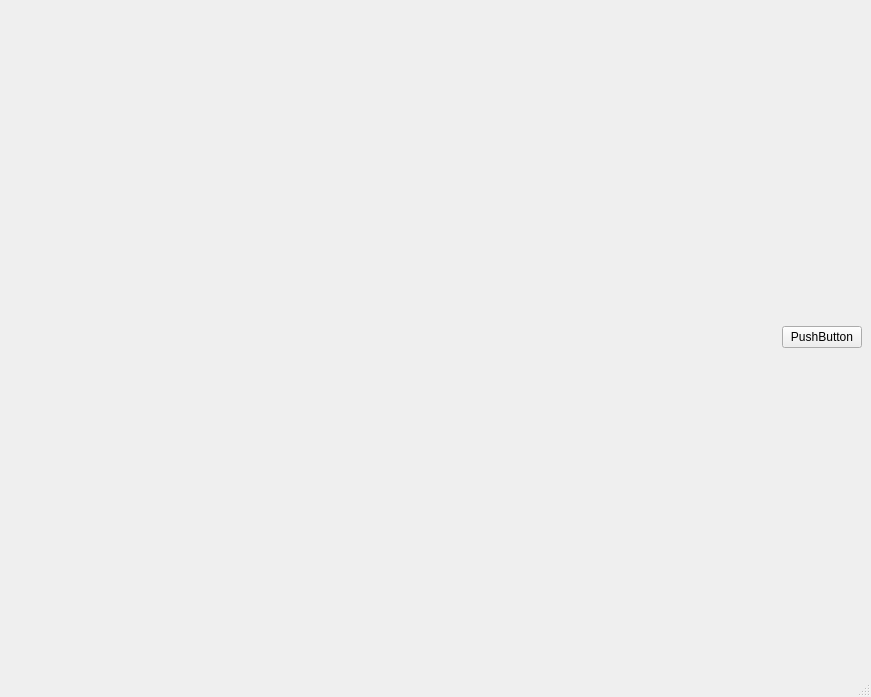
Before: the Qt Designer form trade_monitor/trade_monitor/gapfill_heatmap.ui in takkin-takilog/namake-trader, drawn with Qt 5.
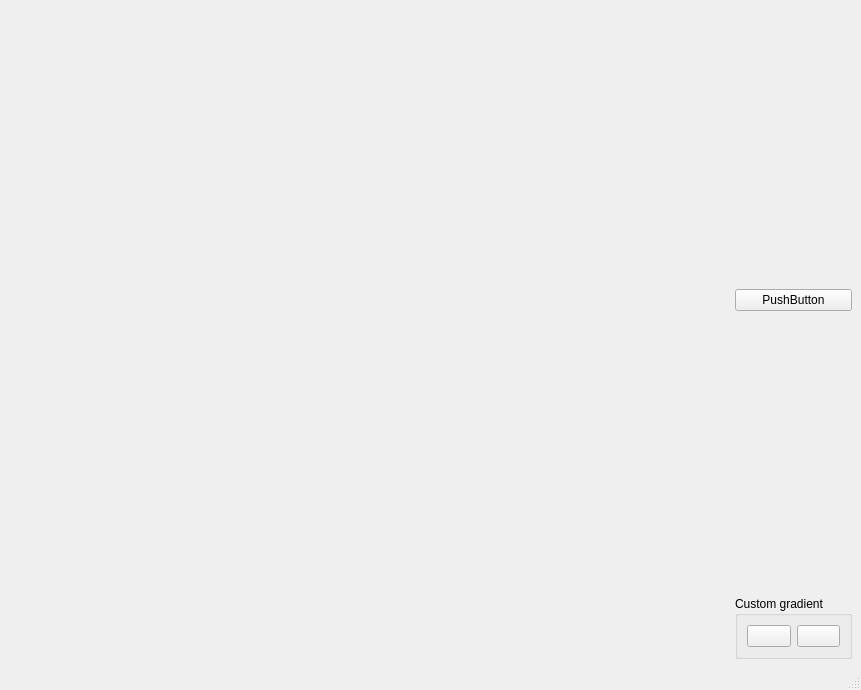
After: the same form once the commit is applied.

The edit to the form file:
```diff
--- a/trade_monitor/trade_monitor/gapfill_heatmap.ui
+++ b/trade_monitor/trade_monitor/gapfill_heatmap.ui
@@ -6,15 +6,15 @@
    <rect>
     <x>0</x>
     <y>0</y>
-    <width>871</width>
-    <height>697</height>
+    <width>861</width>
+    <height>690</height>
    </rect>
   </property>
   <property name="windowTitle">
    <string>qmainwindow</string>
   </property>
   <widget class="QWidget" name="centralwidget">
-   <layout class="QHBoxLayout" name="horizontalLayout">
+   <layout class="QHBoxLayout" name="horizontalLayout_3">
     <item>
      <widget class="QWidget" name="widget" native="true">
       <property name="sizePolicy">
@@ -26,11 +26,128 @@
      </widget>
     </item>
     <item>
-     <widget class="QPushButton" name="pushButton">
-      <property name="text">
-       <string>PushButton</string>
-      </property>
-     </widget>
+     <layout class="QVBoxLayout" name="verticalLayout">
+      <item>
+       <spacer name="verticalSpacer">
+        <property name="orientation">
+         <enum>Qt::Vertical</enum>
+        </property>
+        <property name="sizeHint" stdset="0">
+         <size>
+          <width>20</width>
+          <height>40</height>
+         </size>
+        </property>
+       </spacer>
+      </item>
+      <item>
+       <widget class="QPushButton" name="pushButton">
+        <property name="text">
+         <string>PushButton</string>
+        </property>
+       </widget>
+      </item>
+      <item>
+       <spacer name="verticalSpacer_2">
+        <property name="orientation">
+         <enum>Qt::Vertical</enum>
+        </property>
+        <property name="sizeHint" stdset="0">
+         <size>
+          <width>20</width>
+          <height>40</height>
+         </size>
+        </property>
+       </spacer>
+      </item>
+      <item>
+       <widget class="QGroupBox" name="groupBox_CustomGradient">
+        <property name="sizePolicy">
+         <sizepolicy hsizetype="Preferred" vsizetype="Preferred">
+          <horstretch>0</horstretch>
+          <verstretch>0</verstretch>
+         </sizepolicy>
+        </property>
+        <property name="minimumSize">
+         <size>
+          <width>0</width>
+          <height>0</height>
+         </size>
+        </property>
+        <property name="title">
+         <string>Custom gradient</string>
+        </property>
+        <layout class="QHBoxLayout" name="horizontalLayout_2">
+         <item>
+          <layout class="QHBoxLayout" name="horizontalLayout">
+           <item>
+            <widget class="QPushButton" name="pushButton_gradientBtoYPB">
+             <property name="sizePolicy">
+              <sizepolicy hsizetype="Preferred" vsizetype="Preferred">
+               <horstretch>0</horstretch>
+               <verstretch>0</verstretch>
+              </sizepolicy>
+             </property>
+             <property name="minimumSize">
+              <size>
+               <width>0</width>
+               <height>0</height>
+              </size>
+             </property>
+             <property name="baseSize">
+              <size>
+               <width>0</width>
+               <height>0</height>
+              </size>
+             </property>
+             <property name="text">
+              <string/>
+             </property>
+             <property name="iconSize">
+              <size>
+               <width>24</width>
+               <height>100</height>
+              </size>
+             </property>
+            </widget>
+           </item>
+           <item>
+            <widget class="QPushButton" name="pushButton_gradientGtoRPB">
+             <property name="sizePolicy">
+              <sizepolicy hsizetype="Preferred" vsizetype="Preferred">
+               <horstretch>0</horstretch>
+               <verstretch>0</verstretch>
+              </sizepolicy>
+             </property>
+             <property name="minimumSize">
+              <size>
+               <width>0</width>
+               <height>0</height>
+              </size>
+             </property>
+             <property name="baseSize">
+              <size>
+               <width>0</width>
+               <height>0</height>
+              </size>
+             </property>
+             <property name="text">
+              <string/>
+             </property>
+             <property name="iconSize">
+              <size>
+               <width>24</width>
+               <height>100</height>
+              </size>
+             </property>
+            </widget>
+           </item>
+          </layout>
+         </item>
+        </layout>
+       </widget>
+      </item>
+     </layout>
     </item>
    </layout>
   </widget>
```
Left out of the diff: 2 changed lines with no effect on the pictures.
